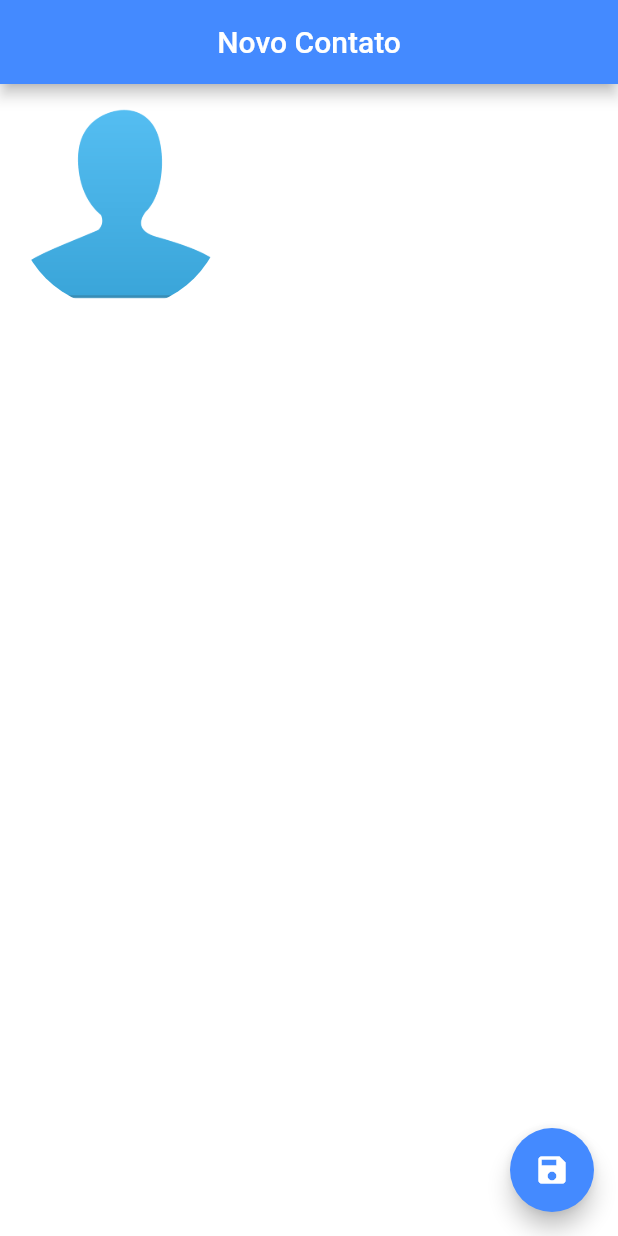
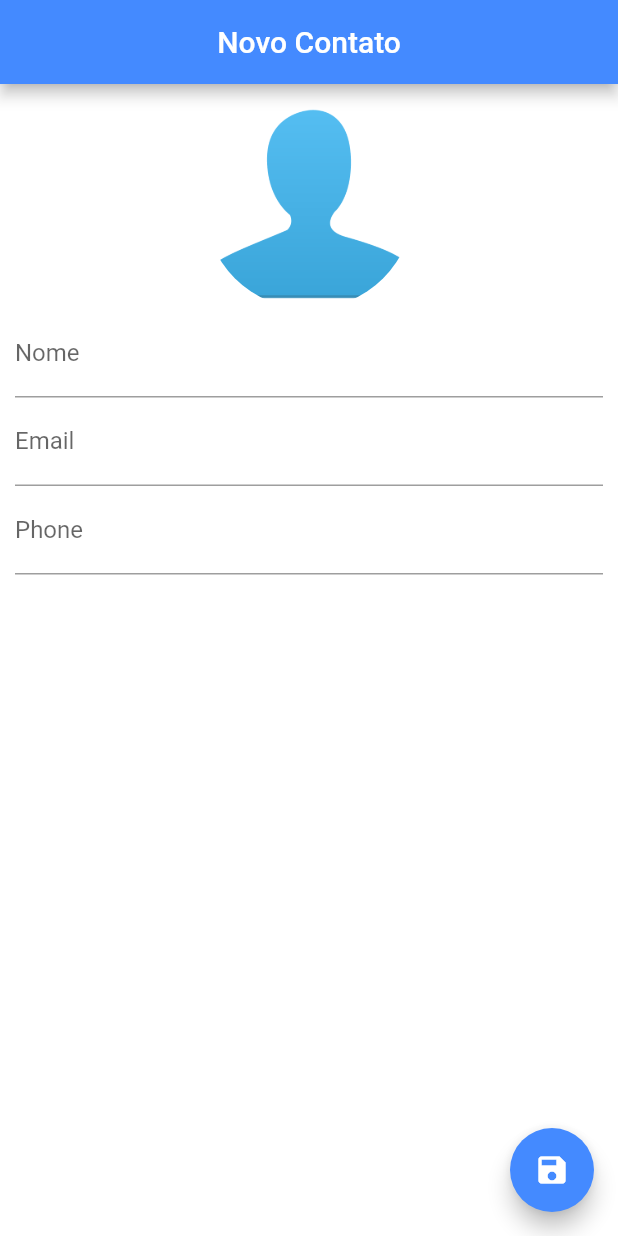
Before and after one commit to jailtonmonteiro/agenda_de_contatos, a Flutter app: the screen it shows after launch, on a phone screen of 412 x 824 dp. Run offline on Flutter 3.47's test engine with Material 2 defaults, Android fonts, the phone set to English and light mode, and no system bars; our stand-ins replace sqflite; accounts and stored records are empty.

Commit message:
Inclusão de campos de contato.

```diff
--- a/lib/ui/contacts_page.dart
+++ b/lib/ui/contacts_page.dart
@@ -61,6 +61,15 @@ class _ContactPageState extends State<ContactPage> {
                   ),
                 ),
               ),
+            ),
+            TextField(
+              decoration: InputDecoration(labelText: "Nome"),
+            ),
+            TextField(
+              decoration: InputDecoration(labelText: "Email"),
+            ),
+            TextField(
+              decoration: InputDecoration(labelText: "Phone"),
             )
           ],
         ),
```
